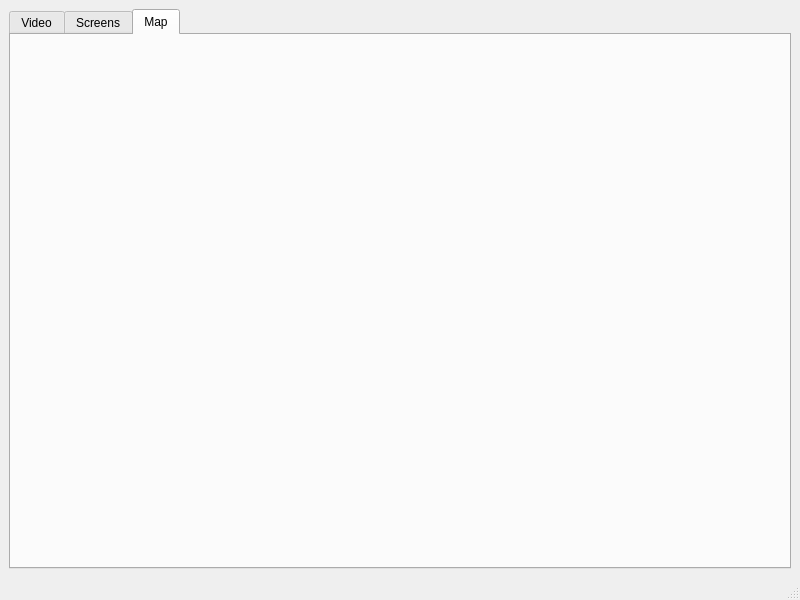
robocenter-rov/remote-control, file calcwindow.ui: the form before one commit.
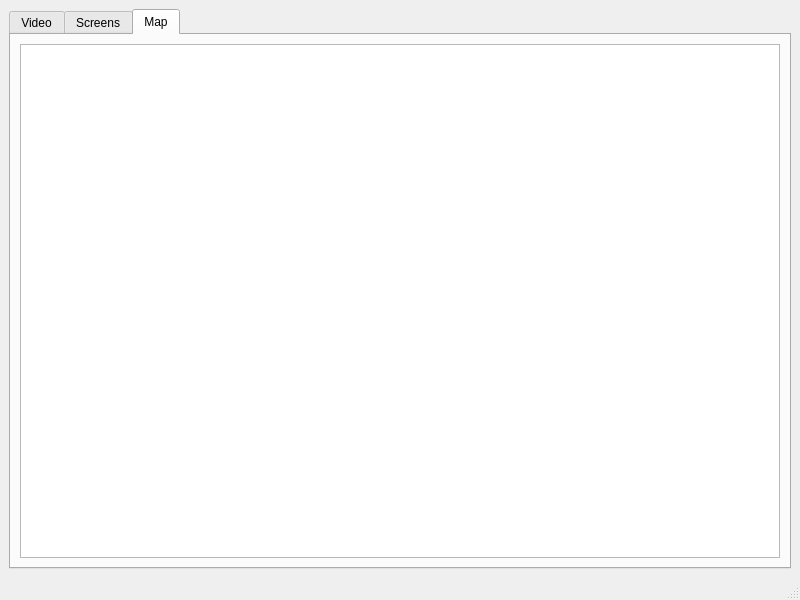
The form after the commit. The open tabs and pages were chosen to show the change.

Commit message: Update ui: add mapView to tab Map

Diff of the .ui file:
```diff
--- a/calcwindow.ui
+++ b/calcwindow.ui
@@ -14,8 +14,8 @@
    <string>MainWindow</string>
   </property>
   <widget class="QWidget" name="centralwidget">
-   <layout class="QGridLayout" name="gridLayout">
-    <item row="0" column="0">
+   <layout class="QVBoxLayout" name="verticalLayout">
+    <item>
      <widget class="QTabWidget" name="screensTab">
       <property name="currentIndex">
        <number>0</number>
@@ -71,6 +71,11 @@
        <attribute name="title">
         <string>Map</string>
        </attribute>
+       <layout class="QHBoxLayout" name="horizontalLayout">
+        <item>
+         <widget class="QGraphicsView" name="mapView"/>
+        </item>
+       </layout>
       </widget>
      </widget>
     </item>
```
Left out of the diff: 2 changed lines with no effect on the pictures.
